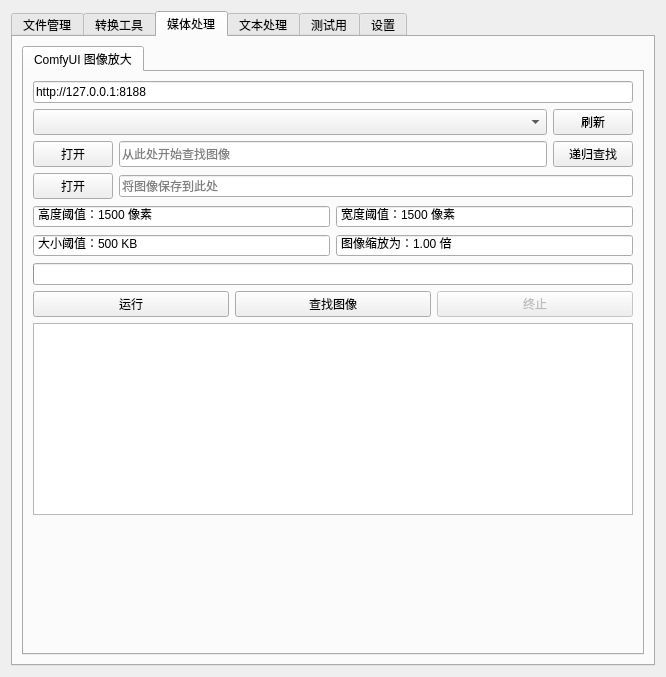
The window that app.ui (XJF2332/JABORT) describes before a commit, drawn with Qt 5.
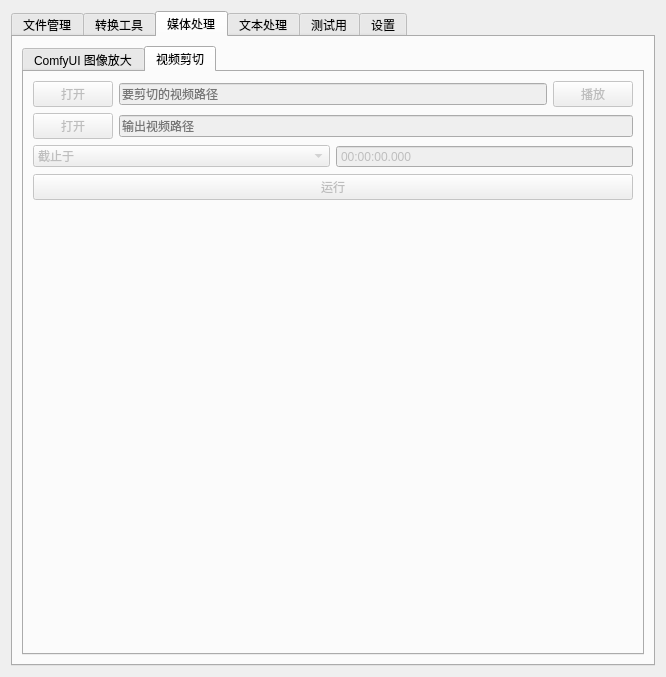
The same window after the commit. The open tabs and pages were chosen to show the change. Icons and pictures are not drawn.

Commit message: 新增：视频剪切的UI；优化：README

```diff
--- a/app.ui
+++ b/app.ui
@@ -833,6 +833,111 @@
            </item>
           </layout>
          </widget>
+         <widget class="QWidget" name="VidTrimLayout">
+          <property name="enabled">
+           <bool>false</bool>
+          </property>
+          <attribute name="title">
+           <string>视频剪切</string>
+          </attribute>
+          <attribute name="toolTip">
+           <string>丢弃一个视频前或后一定时间的部分，不损失画质
+通常用于一些被填充了无关内容的视频，比如B站的资源</string>
+          </attribute>
+          <layout class="QVBoxLayout" name="verticalLayout_7">
+           <item>
+            <layout class="QHBoxLayout" name="VidTrimInputs">
+             <item>
+              <widget class="QPushButton" name="VidTrimInputOpen">
+               <property name="text">
+                <string>打开</string>
+               </property>
+              </widget>
+             </item>
+             <item>
+              <widget class="QLineEdit" name="VidTrimInputPath">
+               <property name="placeholderText">
+                <string>要剪切的视频路径</string>
+               </property>
+              </widget>
+             </item>
+             <item>
+              <widget class="QPushButton" name="VidTrimInputPlay">
+               <property name="text">
+                <string>播放</string>
+               </property>
+              </widget>
+             </item>
+            </layout>
+           </item>
+           <item>
+            <layout class="QHBoxLayout" name="VidTrimOutputs">
+             <item>
+              <widget class="QPushButton" name="VidTrimOutputOpen">
+               <property name="text">
+                <string>打开</string>
+               </property>
+              </widget>
+             </item>
+             <item>
+              <widget class="QLineEdit" name="VidTrimOutputPath">
+               <property name="placeholderText">
+                <string>输出视频路径</string>
+               </property>
+              </widget>
+             </item>
+            </layout>
+           </item>
+           <item>
+            <layout class="QHBoxLayout" name="VidTrimOptions">
+             <item>
+              <widget class="QComboBox" name="VidTrimMode">
+               <item>
+                <property name="text">
+                 <string>截止于</string>
+                </property>
+               </item>
+               <item>
+                <property name="text">
+                 <string>开始于</string>
+                </property>
+               </item>
+              </widget>
+             </item>
+             <item>
+              <widget class="QTimeEdit" name="VidTrimTime">
+               <property name="buttonSymbols">
+                <enum>QAbstractSpinBox::ButtonSymbols::NoButtons</enum>
+               </property>
+               <property name="displayFormat">
+                <string>HH:mm:ss.zzz</string>
+               </property>
+              </widget>
+             </item>
+            </layout>
+           </item>
+           <item>
+            <widget class="QPushButton" name="VidTrimRun">
+             <property name="text">
+              <string>运行</string>
+             </property>
+            </widget>
+           </item>
+           <item>
+            <spacer name="VidTrimSpacer">
+             <property name="orientation">
+              <enum>Qt::Orientation::Vertical</enum>
+             </property>
+             <property name="sizeHint" stdset="0">
+              <size>
+               <width>20</width>
+               <height>40</height>
+              </size>
+             </property>
+            </spacer>
+           </item>
+          </layout>
+         </widget>
         </widget>
        </item>
       </layout>
```
Left out of the diff: 4 changed lines with no effect on the pictures. The commit also changes 5 other files.
